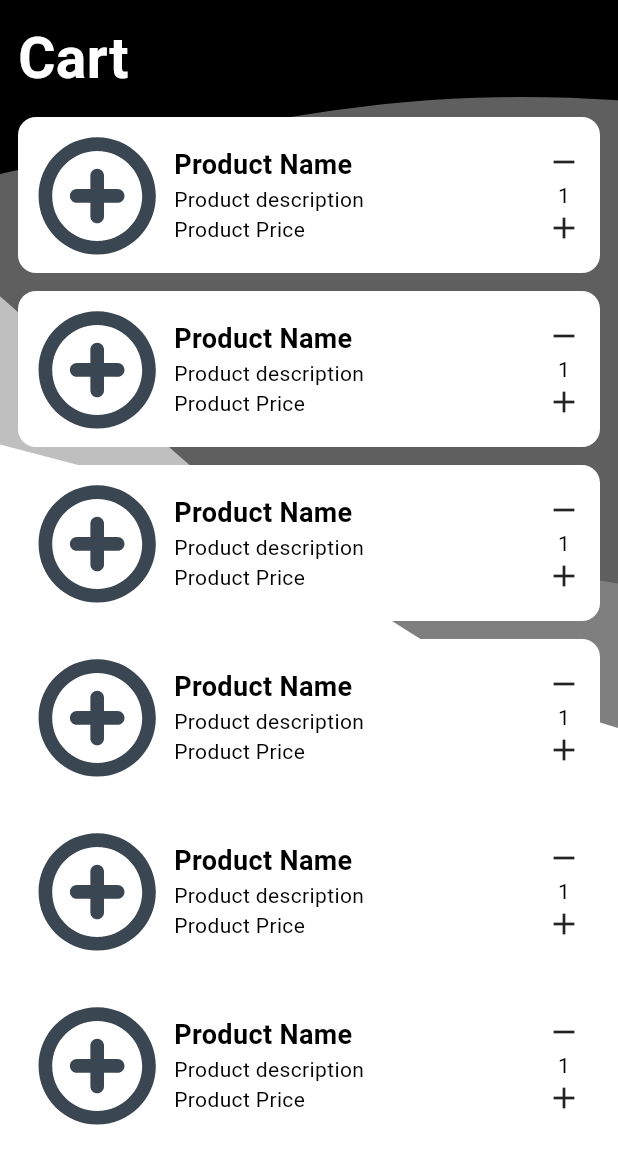
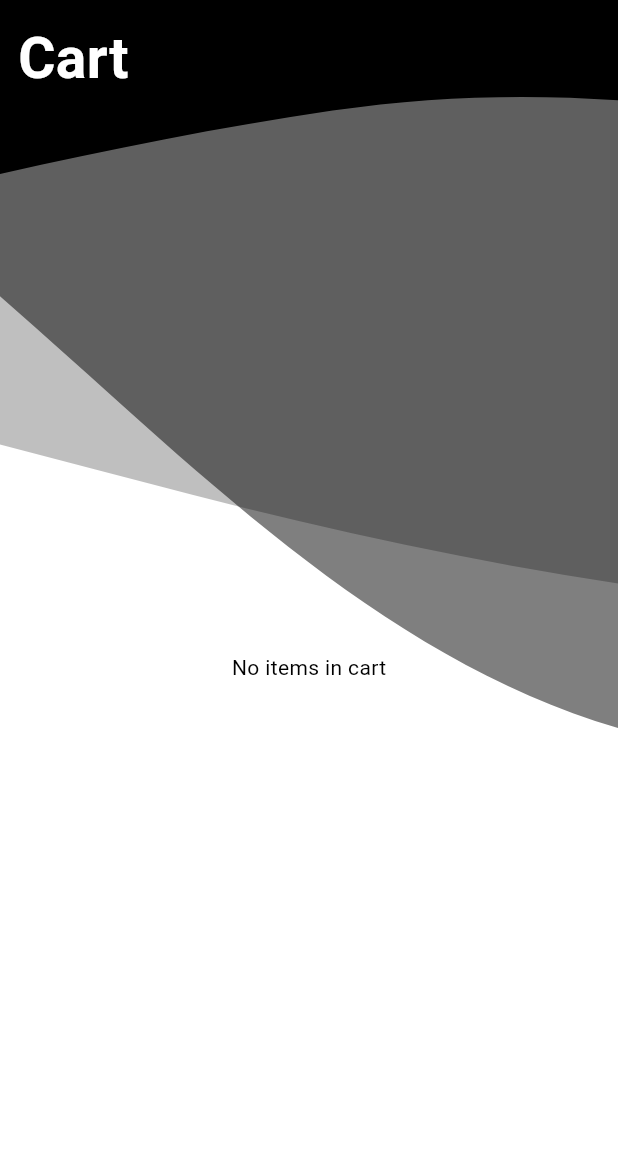
Before and after one commit to Ahmedmahmouddd/E-Commerce-Task, a Flutter app: the CartScreen screen opened directly, on a phone screen of 412 x 824 dp. Shown: the top 1164 px of the screen. Run offline on Flutter 3.47's test engine with Material 3 defaults, Android fonts, the phone set to English and light mode, and no system bars; drawn by our look-alikes of flutter_slidable; our stand-ins replace bloc, cached_network_image, dartz, dio, flutter_bloc, flutter_screenutil and 4 more; accounts and stored records are empty; network calls fail; statements that could not run were skipped.

Commit message:
finish add to cart logic and UI

```diff
--- /dev/null
+++ b/lib/features/cart/data/models/cart_send_model.dart
@@ -0,0 +1,19 @@
+class CartSendModel {
+  final int id;
+  final int quantity;
+
+  CartSendModel({required this.id, required this.quantity});
+
+  factory CartSendModel.fromJson(Map<String, dynamic> json) {
+    return CartSendModel(
+      id: json['id'],
+      quantity: json['quantity'],
+    );
+  }
+  Map<String, dynamic> toJson() {
+    return {
+      'id': id,
+      'quantity': quantity,
+    };
+  }
+}
--- a/lib/features/cart/presentation/UI/cubits/cart_cubit/cart_state.dart
+++ b/lib/features/cart/presentation/UI/cubits/cart_cubit/cart_state.dart
@@ -7,9 +7,9 @@ class CartInitial extends CartState {}
 
 class CartLoading extends CartState {}
 
-class CartLoaded extends CartState {
+class CartSuccessful extends CartState {
   final OrderEntity cart;
-  CartLoaded(this.cart);
+  CartSuccessful(this.cart);
 }
 
 class CartError extends CartState {
--- a/lib/features/cart/presentation/UI/screens/cart_screen.dart
+++ b/lib/features/cart/presentation/UI/screens/cart_screen.dart
@@ -1,9 +1,13 @@
 import 'package:ahmed_mahmoud_flutter_task/core/constants/app_constants.dart';
 import 'package:ahmed_mahmoud_flutter_task/core/theme/app_theme.dart';
+import 'package:ahmed_mahmoud_flutter_task/features/cart/domain/entities/cart_entity.dart';
+import 'package:ahmed_mahmoud_flutter_task/features/cart/presentation/UI/cubits/cart_cubit/cart_cubit.dart';
 import 'package:ahmed_mahmoud_flutter_task/features/home/presentation/UI/widgets/background_image.dart';
+import 'package:ahmed_mahmoud_flutter_task/features/home/presentation/UI/widgets/loading_indicator.dart';
+import 'package:cached_network_image/cached_network_image.dart';
 import 'package:flutter/material.dart';
+import 'package:flutter_bloc/flutter_bloc.dart';
 import 'package:flutter_slidable/flutter_slidable.dart';
-import 'package:flutter_svg/svg.dart';
 
 class CartScreen extends StatefulWidget {
   const CartScreen({super.key});
@@ -15,6 +19,7 @@ class CartScreen extends StatefulWidget {
 class _CartScreenState extends State<CartScreen> {
   @override
   Widget build(BuildContext context) {
+    final cubit = BlocProvider.of<CartCubit>(context);
     return Scaffold(
       body: Stack(
         children: [
@@ -31,16 +36,38 @@ class _CartScreenState extends State<CartScreen> {
                       style: AppTextStyles.font38WhiteBold,
                     ),
                     const SizedBox(height: 12),
-                    Expanded(
+                    BlocBuilder<CartCubit, CartState>(
+                      builder: (context, state) {
+                        if (state is CartLoading) {
+                          return const LoadingCircle();
+                        } else if (state is CartError) {
+                          return Center(child: Text(state.message));
+                        } else {
+                          return cubit.cartItems == null
+                              ? const Expanded(
+                                child: Center(child: Text("No items in cart")),
+                              )
+                              : Expanded(
                                 child: ListView.separated(
-                        itemBuilder: (BuildContext context, int index) {
-                          return const CartContainer();
+                                  itemBuilder: (
+                                    BuildContext context,
+                                    int index,
+                                  ) {
+                                    return CartContainer(
+                                      productEntity: cubit.cartItems![index],
+                                    );
                                   },
-                        separatorBuilder: (BuildContext context, int index) {
+                                  separatorBuilder: (
+                                    BuildContext context,
+                                    int index,
+                                  ) {
                                     return const SizedBox(height: 12);
                                   },
-                        itemCount: 6,
+                                  itemCount: cubit.cartItems!.length,
                                 ),
+                              );
+                        }
+                      },
                     ),
                   ],
                 ),
@@ -54,7 +81,9 @@ class _CartScreenState extends State<CartScreen> {
 }
 
 class CartContainer extends StatelessWidget {
-  const CartContainer({super.key});
+  const CartContainer({super.key, required this.productEntity});
+
+  final ProductEntity productEntity;
 
   @override
   Widget build(BuildContext context) {
@@ -83,33 +112,39 @@ class CartContainer extends StatelessWidget {
         ),
         child: Row(
           children: [
-            SvgPicture.asset(
-              "assets/icons/add.svg",
+            SizedBox(
               width: 80,
               height: 80,
+              child: CachedNetworkImage(
+                imageUrl: productEntity.thumbnail,
                 fit: BoxFit.cover,
               ),
+            ),
             const SizedBox(width: 12),
-            const Column(
+            Expanded(
+              child: Column(
                 crossAxisAlignment: CrossAxisAlignment.start,
                 children: [
                   Row(
                     children: [
-                    Text(
-                      "Product Name",
-                      style: TextStyle(
-                        fontSize: 18,
-                        fontWeight: FontWeight.bold,
+                      Expanded(
+                        child: Text(
+                          productEntity.title,
+                          style: AppTextStyles.font16BlackSemiBold,
+                          overflow: TextOverflow.ellipsis,
                         ),
                       ),
                     ],
                   ),
-                Text("Product description"),
-                Text("Product Price"),
+                  Text(
+                    "\$ ${productEntity.price.toString()}",
+                    overflow: TextOverflow.ellipsis,
+                    style: AppTextStyles.font16BlackSemiBold,
+                  ),
                 ],
               ),
+            ),
             const SizedBox(width: 12),
-            const Spacer(),
             Column(
               children: [
                 GestureDetector(onTap: () {}, child: const Icon(Icons.remove)),
--- a/lib/features/search/presentation/widgets/no_results_found.dart
+++ b/lib/features/search/presentation/widgets/no_results_found.dart
@@ -19,11 +19,7 @@ class FillterWidget extends StatelessWidget {
         child: Column(
           mainAxisSize: MainAxisSize.min,
           children: [
-            const Icon(
-              Icons.filter_vintage,
-              size: 80,
-              color: AppColors.primary,
-            ),
+            Icon(icon ?? Icons.search_off, size: 80, color: AppColors.primary),
             const SizedBox(height: 8),
             Text(message, style: AppTextStyles.font20BlackBold),
           ],
```
Also changed, not shown: lib/core/shared_preferences/shared_preferences.dart (added, +98 -0 lines), lib/features/auth/data/models/user_model.dart (+14 -0 lines), lib/features/auth/domain/entity/user_entity.dart (+17 -0 lines), lib/features/auth/view/cubits/signin_cubit/signin_cubit.dart (+9 -7 lines), lib/features/cart/data/data_source.dart/cart_data_source.dart (+17 -5 lines), lib/features/cart/data/models/cart_model.dart (+7 -4 lines), lib/features/cart/data/repository/cart_repository_impl.dart (+8 -5 lines), lib/features/cart/domain/repository/cart_repository.dart (+5 -2 lines), lib/features/cart/presentation/UI/cubits/cart_cubit/cart_cubit.dart (+14 -4 lines), lib/features/home/presentation/UI/screens/product_details_screen.dart (+25 -4 lines), lib/features/profile/presentation/UI/screens/profile_screen.dart (+4 -5 lines), lib/main.dart (+10 -4 lines). Lines whose indentation alone changed are shown as unchanged.
